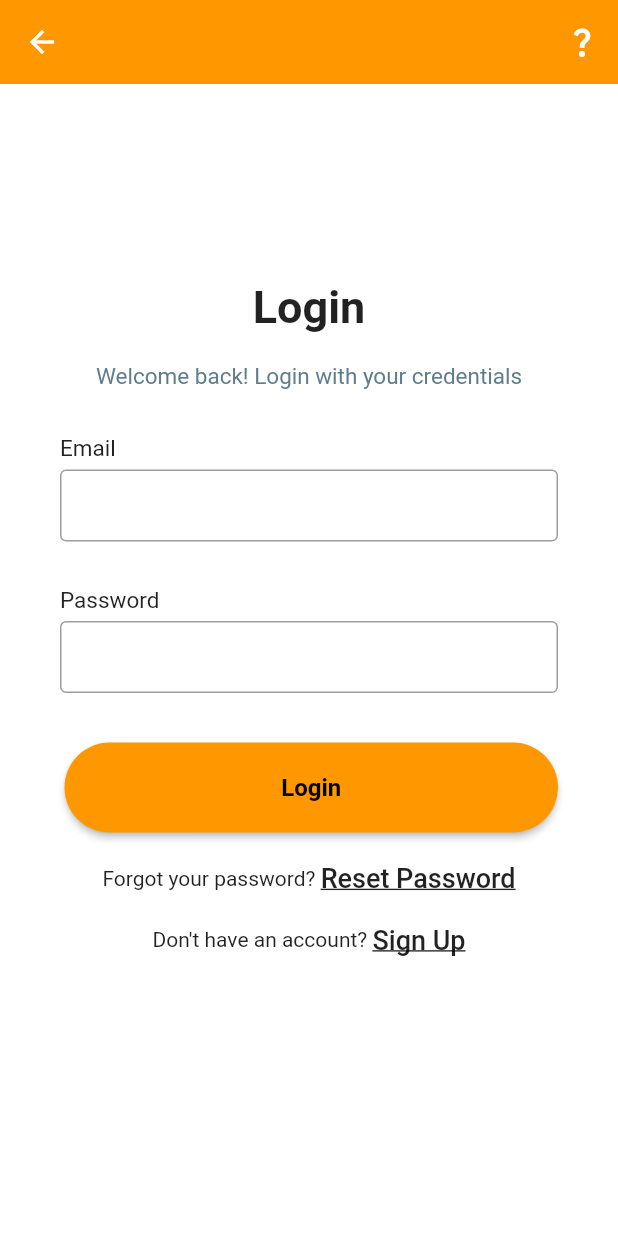
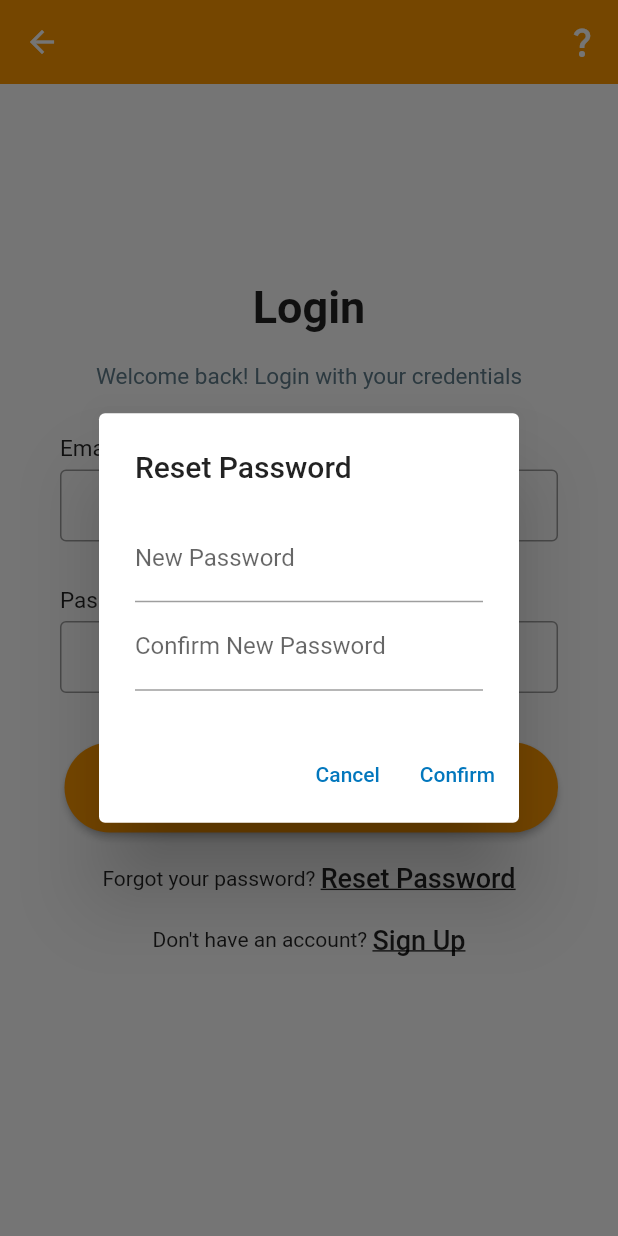
Before and after one commit to cainanmahar/campus_compass, a Flutter app: the LoginPage screen opened by its route, after a tap on "Reset Password", on a phone screen of 412 x 824 dp. Run offline on Flutter 3.47's test engine with Material 2 defaults, Android fonts, the phone set to English and light mode, and no system bars; our stand-ins replace flutter_map, latlong2.

Commit message:
Created dialog box for reset password

```diff
--- a/lib/login.dart
+++ b/lib/login.dart
@@ -114,7 +114,7 @@ class _LoginPageState extends State<LoginPage> {
                       const Text("Forgot your password? "),
                       GestureDetector(
                         onTap: () {
-                          // open dialog box
+                          _showResetPasswordDialog();
                         },
                         child: const Text("Reset Password",
                             style: TextStyle(
@@ -155,6 +155,54 @@ class _LoginPageState extends State<LoginPage> {
       ),
     );
   }
+
+  final TextEditingController _nameController = TextEditingController();
+  void _showResetPasswordDialog() {
+    showDialog(
+      context: context,
+      builder: (BuildContext context) {
+        return AlertDialog(
+          title: const Text('Reset Password'),
+          content: Column(
+            mainAxisSize: MainAxisSize.min,
+            children: <Widget>[
+              TextField(
+                obscureText: true,
+                controller: _nameController,
+                decoration: const InputDecoration(
+                  labelText: 'New Password',
+                ),
+              ),
+              TextField(
+                controller: _nameController,
+                decoration: const InputDecoration(
+                  labelText: 'Confirm New Password',
+                ),
+              ),
+            ],
+          ),
+          actions: <Widget>[
+            TextButton(
+              onPressed: () {
+                // Handle cancel button press
+                Navigator.of(context).pop();
+              },
+              child: const Text('Cancel'),
+            ),
+            TextButton(
+              onPressed: () {
+                // Handle confirm button press and reset password
+                // TODO: Update the password in database
+                // Close the dialog
+                Navigator.of(context).pop();
+              },
+              child: const Text('Confirm'),
+            ),
+          ],
+        );
+      },
+    );
+  }
 }
 
 // for input boxes
```
